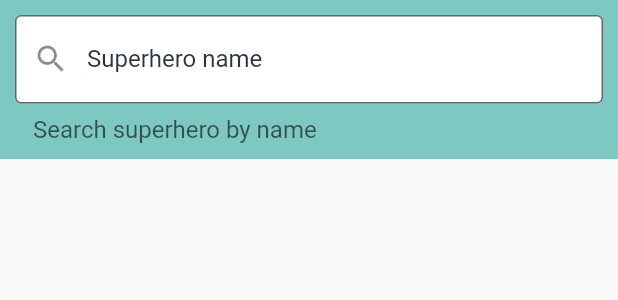
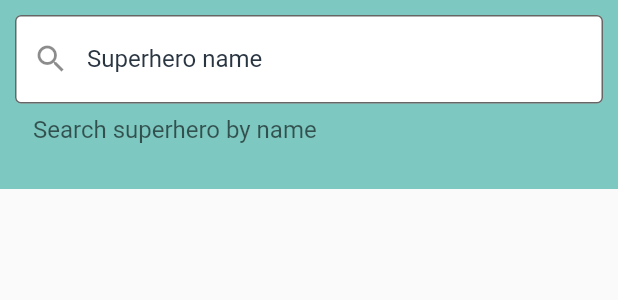
Before and after one commit to RRoussev88/super-superheroes, a Flutter app: the BottomSheetSearch widget shown alone on an empty page, opened directly, on a phone screen of 412 x 824 dp. Shown: the top 300 px of the screen. Run offline on Flutter 3.47's test engine with Material 2 defaults, Android fonts, the phone set to English and light mode, and no system bars; network calls fail.

Commit message:
Fixed search bar bottom padding

```diff
--- a/lib/UI/bottom_sheet_search.dart
+++ b/lib/UI/bottom_sheet_search.dart
@@ -7,7 +7,12 @@ class BottomSheetSearch extends StatelessWidget {
 
   @override
   Widget build(BuildContext context) => Container(
-        padding: const EdgeInsets.all(10),
+        padding: const EdgeInsets.only(
+          left: 10,
+          top: 10,
+          right: 10,
+          bottom: 30,
+        ),
         color: Theme.of(context).primaryColor.withOpacity(0.5),
         child: TextField(
           controller: searchController,
--- a/lib/screens/home.dart
+++ b/lib/screens/home.dart
@@ -133,7 +133,8 @@ class _HomeState extends State<Home> {
             ),
           ],
         ),
-        body: FractionallySizedBox(
+        body: SafeArea(
+          child: FractionallySizedBox(
             heightFactor: _heightFactor,
             child: _isLodaingHeroes
                 ? const Center(
@@ -149,12 +150,12 @@ class _HomeState extends State<Home> {
                         separatorBuilder: (context, index) => Divider(
                           color: Theme.of(context).accentColor.withAlpha(45),
                         ),
-                      // TODO: Fix incorrect images when searching
                         itemBuilder: (context, index) => SuperheroTile(
                           _filteredSuperHeroes[index],
                         ),
                         itemCount: _filteredSuperHeroes.length,
                       ),
           ),
+        ),
       );
 }
```
Lines whose indentation alone changed are shown as unchanged.
